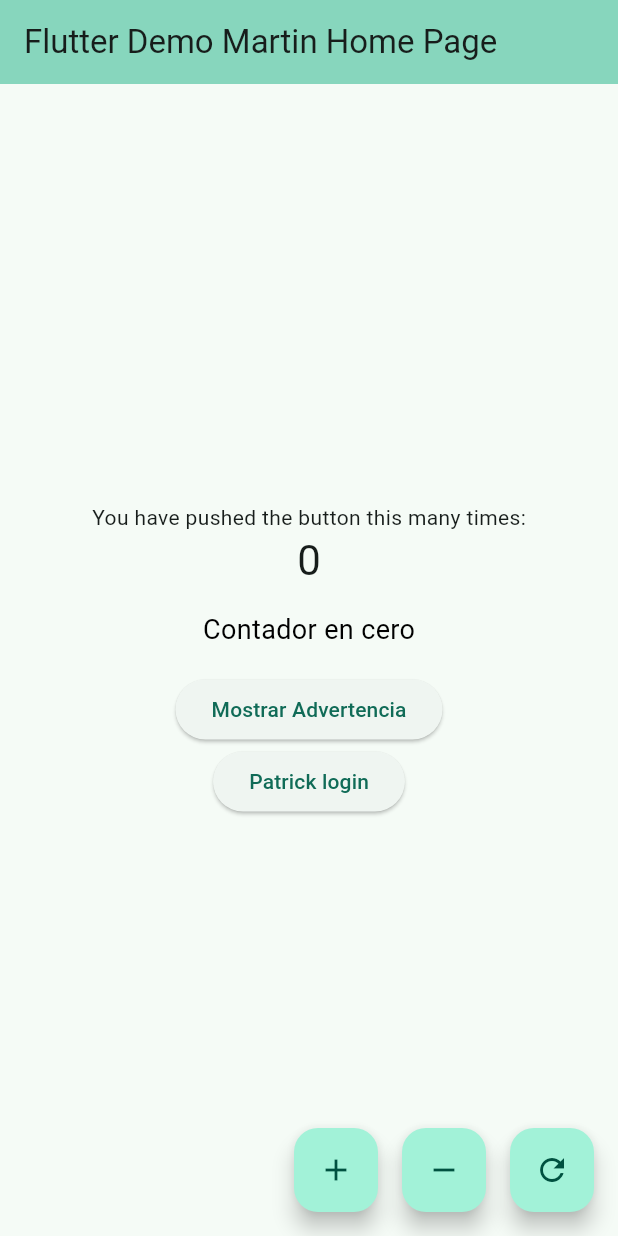
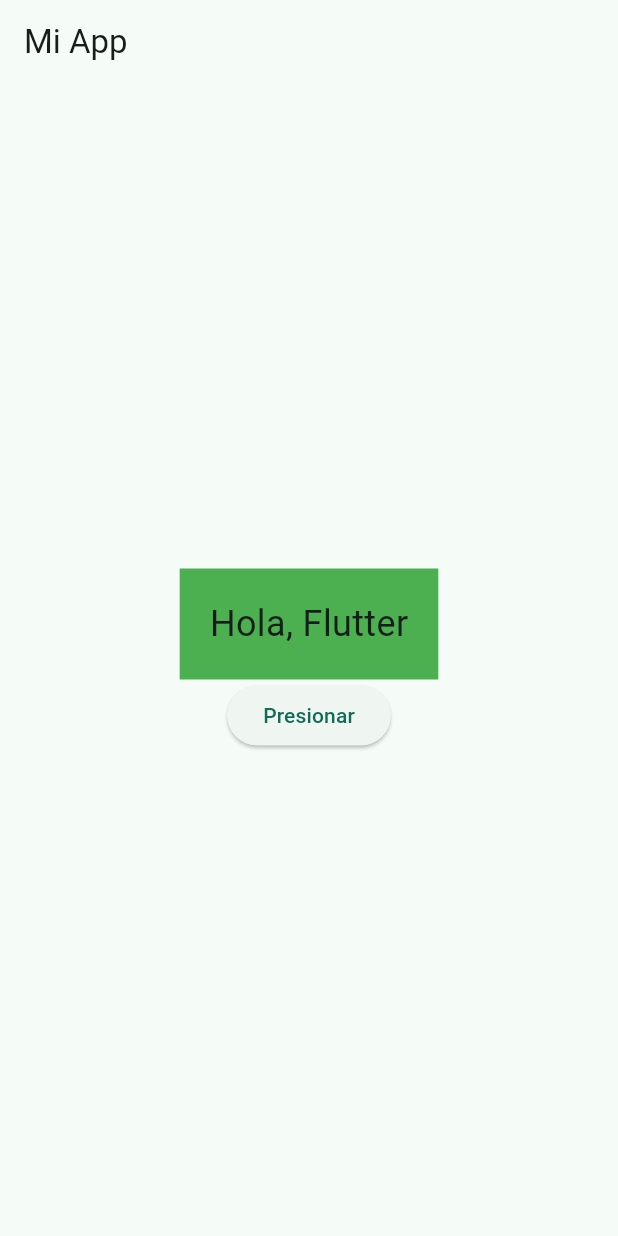
Before and after one commit to martin3093/manazco, a Flutter app: the screen it shows after launch, on a phone screen of 412 x 824 dp. Run offline on Flutter 3.47's test engine with Material 3 defaults, Android fonts, the phone set to English and light mode, and no system bars.

Commit message:
Prompts 1 Widgets básicos y Layouts
El Container define un área rectangular que puedo personalizar con color y
 padding. El Column organiza los widgets (texto y botón) uno debajo del otro verticalmente

```diff
--- a/lib/views/login_screen.dart
+++ b/lib/views/login_screen.dart
@@ -27,7 +27,7 @@ class _LoginScreenState extends State<LoginScreen> {
     ScaffoldMessenger.of(
       context,
     ).showSnackBar(const SnackBar(content: Text('Iniciando sesión...')));
-
+    try {
       final success = await _authService.login(username, password);
 
       if (success) {
@@ -40,6 +40,11 @@ class _LoginScreenState extends State<LoginScreen> {
         ScaffoldMessenger.of(context).showSnackBar(
           const SnackBar(content: Text('Error en el inicio de sesión.')),
         );
+      }
+    } catch (e) {
+      ScaffoldMessenger.of(
+        context,
+      ).showSnackBar(const SnackBar(content: Text('Error de conexión.')));
     }
   }
 
--- a/lib/views/main.dart
+++ b/lib/views/main.dart
@@ -1,5 +1,6 @@
 import 'package:flutter/material.dart';
 import 'login_screen.dart';
+import 'package:manazco/views/pantalla_principal.dart';
 
 void main() {
   runApp(const MyApp());
@@ -18,7 +19,10 @@ class MyApp extends StatelessWidget {
         ),
         useMaterial3: true,
       ),
-      home: const MyHomePage(title: 'Flutter Demo Martin Home Page'),
+      // home: const MyHomePage(title: 'Flutter Demo Martin Home Page'),
+      home: const PantallaPrincipal(), // Cambia a PantallaPrincipal
+      // home: const LoginScreen(), // Cambia a LoginScreen si es necesario
+      // home: const MyHomePage(title: 'Flutter Demo Home Page'), // Cambia a MyHomePage si es necesario
     );
   }
 }
--- /dev/null
+++ b/lib/views/pantalla_principal.dart
@@ -0,0 +1,33 @@
+import 'package:flutter/material.dart';
+
+class PantallaPrincipal extends StatelessWidget {
+  const PantallaPrincipal({super.key}); // Constructor constante agregado
+
+  @override
+  Widget build(BuildContext context) {
+    return Scaffold(
+      appBar: AppBar(title: const Text('Mi App')), // const agregado al Text
+
+      body: Center(
+        child: Column(
+          mainAxisAlignment: MainAxisAlignment.center,
+          children: [
+            Container(
+              /*agrega un resaldador de dimension 20 al texto */
+              color: Colors.green, // Modificación 1
+              padding: EdgeInsets.all(20), // Modificación 2
+              child: const Text(
+                'Hola, Flutter',
+                style: TextStyle(fontSize: 24),
+              ), // const agregado al Text
+            ),
+            ElevatedButton(
+              onPressed: () {},
+              child: const Text('Presionar'), // const agregado al Text
+            ),
+          ],
+        ),
+      ),
+    );
+  }
+}
```
Lines whose indentation alone changed are shown as unchanged.
